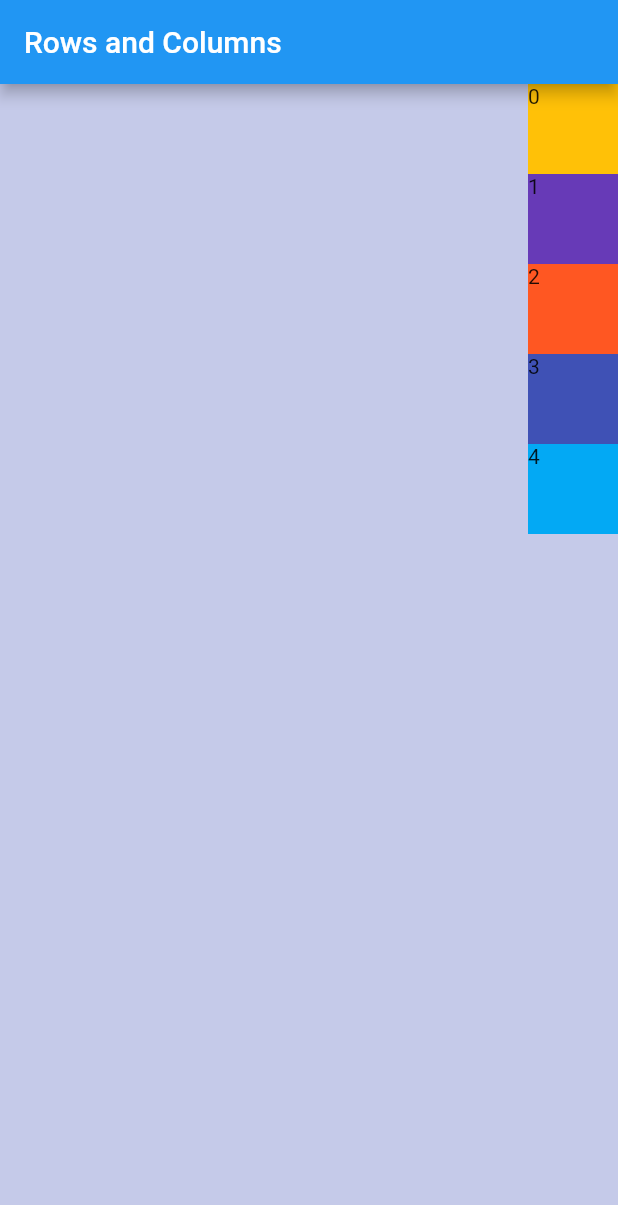
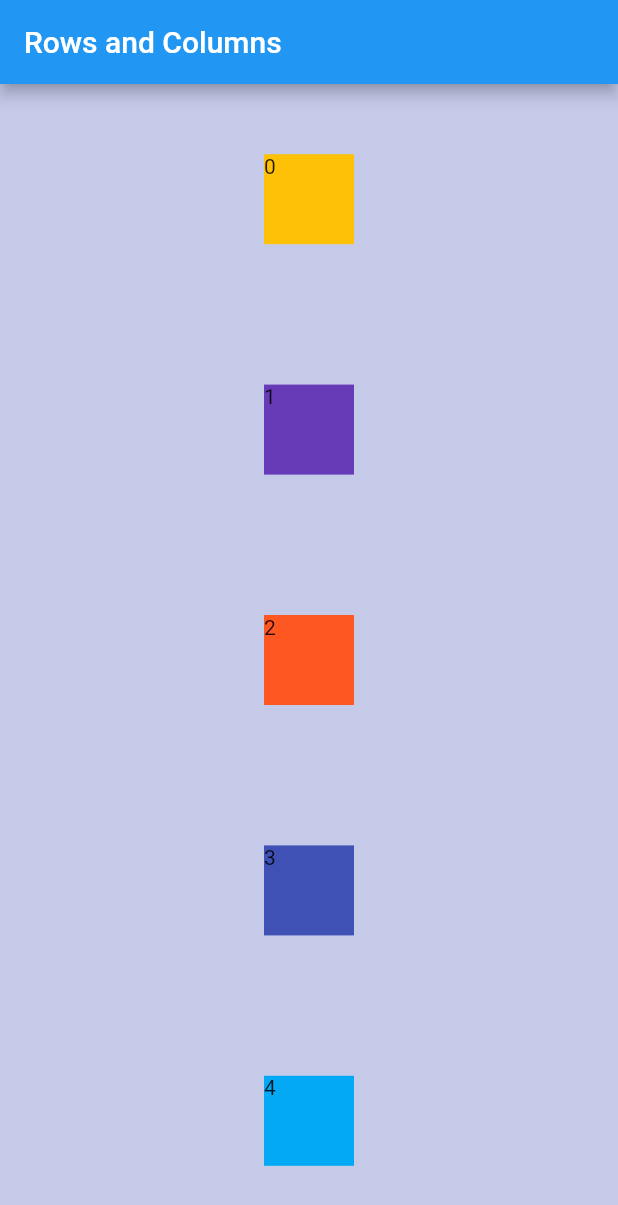
Before and after one commit to ozgursarikamis/flutter-layouts, a Flutter app: the screen it shows after launch, on a phone screen of 412 x 824 dp. Shown: the top 1205 px of the screen. Run offline on Flutter 3.47's test engine with Material 2 defaults, Android fonts, the phone set to English and light mode, and no system bars.

Commit message:
Main Axis - Cross Axis

```diff
--- a/lib/main.dart
+++ b/lib/main.dart
@@ -30,12 +30,12 @@ class Home extends StatelessWidget {
     final sizeX = MediaQuery.of(context).size.width;
     final sizeY = MediaQuery.of(context).size.height;
 
-    return Container(
+    return SizedBox(
       width: sizeX,
       height: sizeY,
       child: Column(
-        mainAxisAlignment: MainAxisAlignment.start,
-        crossAxisAlignment: CrossAxisAlignment.end,
+        mainAxisAlignment: MainAxisAlignment.spaceAround,
+        crossAxisAlignment: CrossAxisAlignment.center,
         children: createSquares(5),
       ),
     );
```
Also changed, not shown: Main Axis - Cross Axis.png (added).
